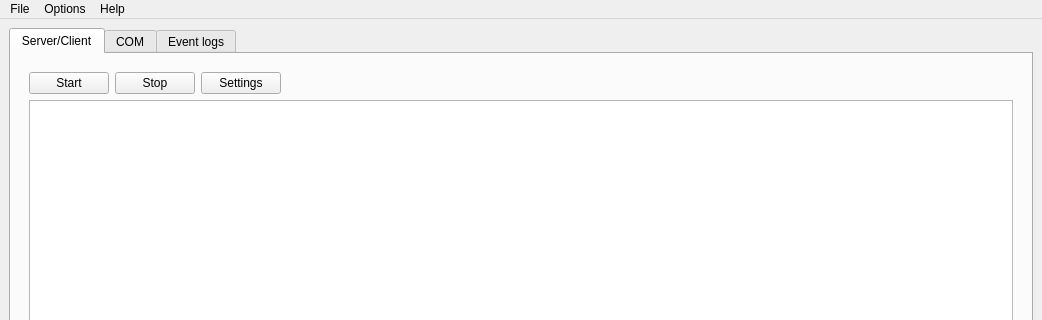
This is VSmartNet/views/assets/main.ui in vuta1927/testing as Qt 5 draws it before an edit; both pictures show x 0 to 1042 and y 0 to 320 of the 1042 by 607 pixel window. The edited form follows.
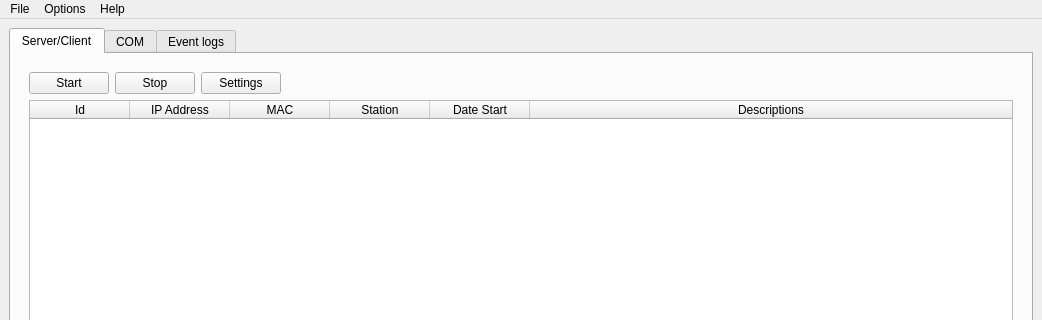
This is the edited form. Icons and pictures are not drawn.

What changed in the file:
```diff
--- a/VSmartNet/views/assets/main.ui
+++ b/VSmartNet/views/assets/main.ui
@@ -95,7 +95,59 @@
             </layout>
            </item>
            <item row="1" column="0">
-            <widget class="QTableWidget" name="tblClients"/>
+            <widget class="QTableWidget" name="tblClients">
+             <property name="showGrid">
+              <bool>true</bool>
+             </property>
+             <property name="gridStyle">
+              <enum>Qt::SolidLine</enum>
+             </property>
+             <property name="wordWrap">
+              <bool>true</bool>
+             </property>
+             <property name="columnCount">
+              <number>6</number>
+             </property>
+             <attribute name="horizontalHeaderShowSortIndicator" stdset="0">
+              <bool>false</bool>
+             </attribute>
+             <attribute name="horizontalHeaderStretchLastSection">
+              <bool>true</bool>
+             </attribute>
+             <attribute name="verticalHeaderStretchLastSection">
+              <bool>false</bool>
+             </attribute>
+             <column>
+              <property name="text">
+               <string>Id</string>
+              </property>
+             </column>
+             <column>
+              <property name="text">
+               <string>IP Address</string>
+              </property>
+             </column>
+             <column>
+              <property name="text">
+               <string>MAC</string>
+              </property>
+             </column>
+             <column>
+              <property name="text">
+               <string>Station</string>
+              </property>
+             </column>
+             <column>
+              <property name="text">
+               <string>Date Start</string>
+              </property>
+             </column>
+             <column>
+              <property name="text">
+               <string>Descriptions</string>
+              </property>
+             </column>
+            </widget>
            </item>
           </layout>
          </widget>
```
